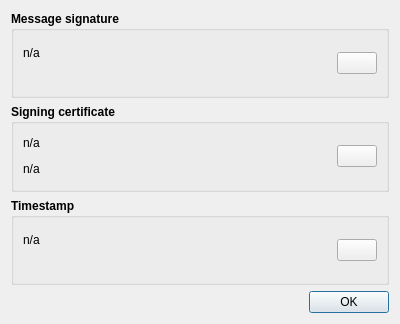
Old version of the form src/gui/ui/dlg_signature_detail.ui in the repository psakar/datovka.
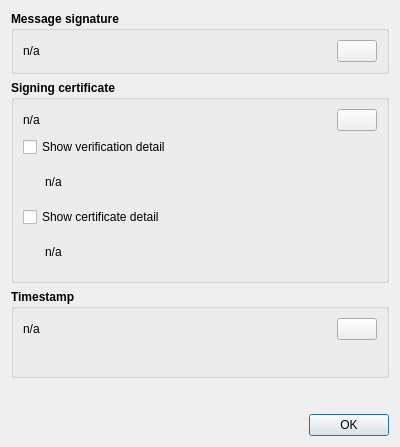
New version of the form. Icons and pictures are not drawn.

Commit message: Added show/hide certificate details to dialog

```diff
--- a/src/gui/ui/dlg_signature_detail.ui
+++ b/src/gui/ui/dlg_signature_detail.ui
@@ -7,7 +7,7 @@
     <x>0</x>
     <y>0</y>
     <width>400</width>
-    <height>324</height>
+    <height>447</height>
    </rect>
   </property>
   <property name="windowTitle">
@@ -27,10 +27,6 @@
      </property>
      <layout class="QVBoxLayout" name="verticalLayout_7">
       <item>
-       <layout class="QHBoxLayout" name="horizontalLayout_2">
-        <item>
-         <layout class="QVBoxLayout" name="verticalLayout">
-          <item>
            <layout class="QHBoxLayout" name="horizontalLayout">
             <item>
              <widget class="QLabel" name="mSignatureStatus">
@@ -58,17 +54,6 @@
               </property>
              </spacer>
             </item>
-           </layout>
-          </item>
-          <item>
-           <widget class="QLabel" name="mSignatureDetail">
-            <property name="text">
-             <string/>
-            </property>
-           </widget>
-          </item>
-         </layout>
-        </item>
         <item>
          <widget class="QPushButton" name="mSignatureImage">
           <property name="enabled">
@@ -132,10 +117,124 @@
               </property>
              </spacer>
             </item>
+            <item>
+             <widget class="QPushButton" name="cImage">
+              <property name="text">
+               <string/>
+              </property>
+              <property name="icon">
+               <iconset resource="../../../res/resources.qrc">
+                <normaloff>:/icons/3party/warning_16.png</normaloff>:/icons/3party/warning_16.png</iconset>
+              </property>
+             </widget>
+            </item>
            </layout>
           </item>
           <item>
-           <layout class="QHBoxLayout" name="horizontalLayout_9">
+           <widget class="QCheckBox" name="showVerifyDetail">
+            <property name="font">
+             <font>
+              <weight>50</weight>
+              <bold>false</bold>
+             </font>
+            </property>
+            <property name="text">
+             <string>Show verification detail</string>
+            </property>
+           </widget>
+          </item>
+          <item>
+           <widget class="QWidget" name="verifyWidget" native="true">
+            <layout class="QVBoxLayout" name="verticalLayout">
+             <item>
+              <layout class="QHBoxLayout" name="horizontalLayout_7">
+               <item>
+                <widget class="QLabel" name="label_3">
+                 <property name="minimumSize">
+                  <size>
+                   <width>2</width>
+                   <height>0</height>
+                  </size>
+                 </property>
+                 <property name="font">
+                  <font>
+                   <weight>50</weight>
+                   <bold>false</bold>
+                  </font>
+                 </property>
+                 <property name="text">
+                  <string/>
+                 </property>
+                </widget>
+               </item>
+               <item>
+                <widget class="QLabel" name="vDetail">
+                 <property name="font">
+                  <font>
+                   <weight>50</weight>
+                   <bold>false</bold>
+                  </font>
+                 </property>
+                 <property name="text">
+                  <string>n/a</string>
+                 </property>
+                </widget>
+               </item>
+               <item>
+                <spacer name="horizontalSpacer_4">
+                 <property name="orientation">
+                  <enum>Qt::Horizontal</enum>
+                 </property>
+                 <property name="sizeHint" stdset="0">
+                  <size>
+                   <width>40</width>
+                   <height>20</height>
+                  </size>
+                 </property>
+                </spacer>
+               </item>
+              </layout>
+             </item>
+            </layout>
+           </widget>
+          </item>
+          <item>
+           <widget class="QCheckBox" name="showCertDetail">
+            <property name="font">
+             <font>
+              <weight>50</weight>
+              <bold>false</bold>
+             </font>
+            </property>
+            <property name="text">
+             <string>Show certificate detail</string>
+            </property>
+           </widget>
+          </item>
+          <item>
+           <widget class="QWidget" name="certDetailWidget" native="true">
+            <layout class="QVBoxLayout" name="verticalLayout_3">
+             <item>
+              <layout class="QHBoxLayout" name="horizontalLayout_10">
+               <item>
+                <widget class="QLabel" name="label_5">
+                 <property name="minimumSize">
+                  <size>
+                   <width>2</width>
+                   <height>0</height>
+                  </size>
+                 </property>
+                 <property name="font">
+                  <font>
+                   <weight>50</weight>
+                   <bold>false</bold>
+                  </font>
+                 </property>
+                 <property name="text">
+                  <string/>
+                 </property>
+                </widget>
+               </item>
             <item>
              <widget class="QLabel" name="cDetail">
               <property name="font">
@@ -165,17 +264,9 @@
            </layout>
           </item>
          </layout>
-        </item>
-        <item>
-         <widget class="QPushButton" name="cImage">
-          <property name="text">
-           <string/>
-          </property>
-          <property name="icon">
-           <iconset resource="../../../res/resources.qrc">
-            <normaloff>:/icons/3party/warning_16.png</normaloff>:/icons/3party/warning_16.png</iconset>
-          </property>
-         </widget>
+           </widget>
+          </item>
+         </layout>
         </item>
        </layout>
       </item>
@@ -195,10 +286,6 @@
      </property>
      <layout class="QVBoxLayout" name="verticalLayout_4">
       <item>
-       <layout class="QHBoxLayout" name="horizontalLayout_6">
-        <item>
-         <layout class="QVBoxLayout" name="verticalLayout_3">
-          <item>
            <layout class="QHBoxLayout" name="horizontalLayout_3">
             <item>
              <widget class="QLabel" name="tStatus">
@@ -226,23 +313,6 @@
               </property>
              </spacer>
             </item>
-           </layout>
-          </item>
-          <item>
-           <widget class="QLabel" name="tDetail">
-            <property name="font">
-             <font>
-              <weight>50</weight>
-              <bold>false</bold>
-             </font>
-            </property>
-            <property name="text">
-             <string/>
-            </property>
-           </widget>
-          </item>
-         </layout>
-        </item>
         <item>
          <widget class="QPushButton" name="tImage">
           <property name="text">
@@ -256,9 +326,71 @@
         </item>
        </layout>
       </item>
-     </layout>
+      <item>
+       <layout class="QHBoxLayout" name="horizontalLayout_6">
+        <item>
+         <widget class="QLabel" name="label_4">
+          <property name="minimumSize">
+           <size>
+            <width>15</width>
+            <height>0</height>
+           </size>
+          </property>
+          <property name="font">
+           <font>
+            <weight>50</weight>
+            <bold>false</bold>
+           </font>
+          </property>
+          <property name="text">
+           <string/>
+          </property>
+         </widget>
+        </item>
+        <item>
+         <widget class="QLabel" name="tDetail">
+          <property name="font">
+           <font>
+            <weight>50</weight>
+            <bold>false</bold>
+           </font>
+          </property>
+          <property name="text">
+           <string/>
+          </property>
+         </widget>
+        </item>
+        <item>
+         <spacer name="horizontalSpacer_3">
+          <property name="orientation">
+           <enum>Qt::Horizontal</enum>
+          </property>
+          <property name="sizeHint" stdset="0">
+           <size>
+            <width>40</width>
+            <height>20</height>
+           </size>
+          </property>
+         </spacer>
+        </item>
+       </layout>
+      </item>
+     </layout>
     </widget>
    </item>
+   <item>
+    <spacer name="verticalSpacer">
+     <property name="orientation">
+      <enum>Qt::Vertical</enum>
+     </property>
+     <property name="sizeHint" stdset="0">
+      <size>
+       <width>20</width>
+       <height>40</height>
+      </size>
+     </property>
+    </spacer>
+   </item>
    <item>
     <widget class="QDialogButtonBox" name="buttonBox">
      <property name="orientation">
```
Lines whose indentation alone changed are shown as unchanged. The commit also changes 2 other files.
